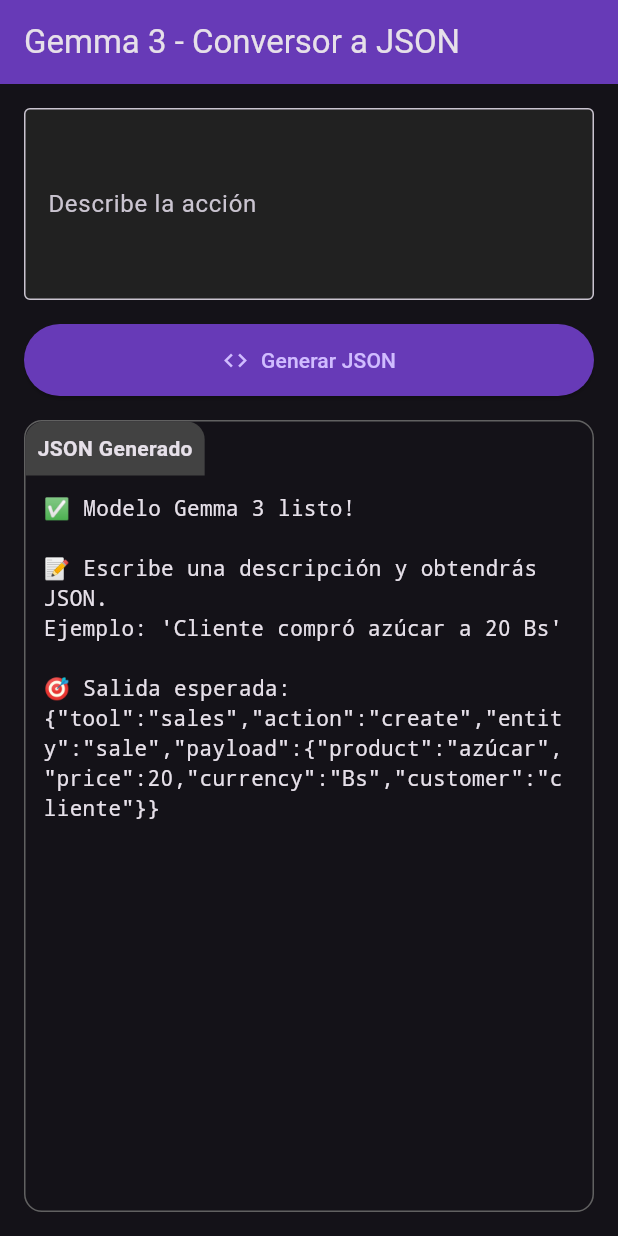
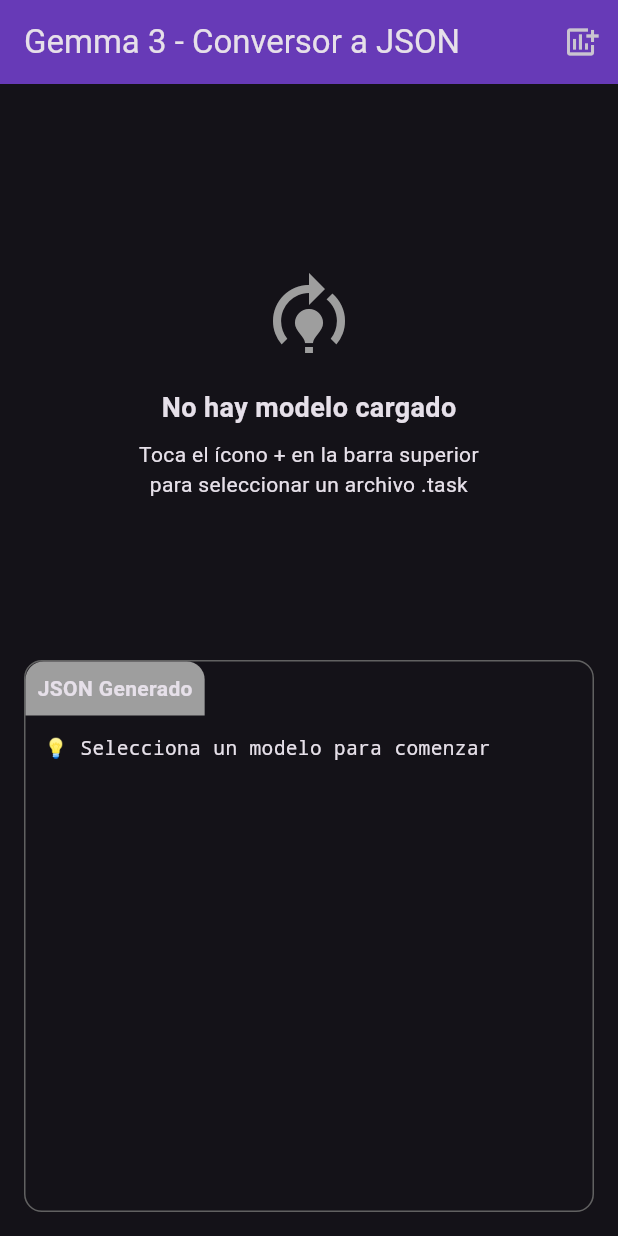
Before and after one commit to sebanovo/erp-system, a Flutter app: the screen it shows after launch, on a phone screen of 412 x 824 dp. Run offline on Flutter 3.47's test engine with Material 3 defaults, Android fonts, the phone set to English and light mode, and no system bars; our stand-ins replace file_picker, permission_handler; missing offline and left inert: flutter_gemma.

Commit message:
load model to file

````diff
--- a/lib/main.dart
+++ b/lib/main.dart
@@ -1,5 +1,8 @@
+import 'dart:io';
 import 'package:flutter/material.dart';
 import 'package:flutter_gemma/flutter_gemma.dart';
+import 'package:permission_handler/permission_handler.dart';
+import 'package:file_picker/file_picker.dart';
 
 void main() async {
   WidgetsFlutterBinding.ensureInitialized();
@@ -32,87 +35,187 @@ class _GemmaPageState extends State<GemmaPage> {
   String _response = "";
   bool _isModelReady = false;
   bool _isGenerating = false;
+  bool _isModelSelected = false;
+  bool _isInstalling = false;
+  bool _isCreatingModel = false;
   InferenceModel? _model;
   InferenceChat? _chat;
   String _statusMessage = "";
-
-  static const String _modelFileName =
-      "Gemma3-1B-IT_multi-prefill-seq_q4_ekv2048.task";
+  String? _selectedModelPath;
+  String _selectedModelName = "";
+  double _selectedModelSizeMB = 0;
+  String _backendUsed = "";
 
   @override
   void initState() {
     super.initState();
-    _loadModelFromAssets();
+    _checkPermissions();
+  }
+
+  Future<void> _checkPermissions() async {
+    if (await Permission.storage.shouldShowRequestRationale) {
+      await Permission.storage.request();
+    }
   }
 
   // ============================================================
-  // FORZAR INSTALACIÓN DEL MODELO (siempre reinstala)
+  // SELECCIONAR MODELO CON FILE PICKER
   // ============================================================
-  Future<void> _loadModelFromAssets() async {
+  Future<void> _selectModelFile() async {
+    try {
       setState(() {
-      _statusMessage = "Instalando/Verificando modelo...";
+        _statusMessage = "Abrir selector de archivos...";
         _response = _statusMessage;
       });
 
-    try {
-      // 🔥 OPCIÓN 1: Forzar reinstalación (borra y reinstala)
-      // Es más lento pero garantiza que funcione
+      final result = await FilePicker.pickFiles(
+        type: FileType.custom,
+        allowedExtensions: ['task'],
+        allowMultiple: false,
+      );
+
+      if (result != null && result.files.single.path != null) {
+        _selectedModelPath = result.files.single.path!;
+        _selectedModelName = result.files.single.name;
+        final fileSizeBytes = await File(_selectedModelPath!).length();
+        _selectedModelSizeMB = fileSizeBytes / (1024 * 1024);
+
         setState(() {
+          _isModelSelected = true;
+          _isInstalling = true;
           _statusMessage =
-            "Reinstalando modelo (esto garantiza funcionamiento)...";
+              "Instalando modelo (esto puede tomar varios minutos)...";
+          _response =
+              "📁 $_selectedModelName\n📏 ${_selectedModelSizeMB.toStringAsFixed(2)} MB\n\n🔄 $_statusMessage";
+        });
+
+        await _loadModelFromFile();
+      } else {
+        setState(() {
+          _statusMessage = "No se seleccionó ningún archivo.";
           _response = _statusMessage;
         });
-
-      // Forzar reinstalación - elimina el anterior si existe y lo reinstala
-      await FlutterGemma.installModel(
-        modelType: ModelType.gemmaIt,
-      ).fromAsset('assets/models/$_modelFileName').install();
-
-      print("✅ Modelo instalado/reinstalado correctamente");
+      }
+    } catch (e) {
       setState(() {
-        _statusMessage = "Modelo instalado correctamente.";
-      });
-
-      // Esperar un momento para que el sistema registre el modelo
-      await Future.delayed(const Duration(milliseconds: 500));
-
-      // 🔥 OPCIÓN 2: Usar createModel en lugar de getActiveModel
-      await _createModelDirectly();
-    } catch (e) {
-      print("❌ Error: $e");
-      setState(() {
-        _response =
-            "❌ Error cargando modelo:\n$e\n\n"
-            "Verifica que:\n"
-            "1. El archivo está en: assets/models/$_modelFileName\n"
-            "2. pubspec.yaml tiene: assets:\n  - assets/models/\n"
-            "3. El archivo .task no está corrupto\n"
-            "4. Hiciste 'flutter clean' y 'flutter pub get'";
-        _isModelReady = false;
-        _statusMessage = "";
+        _response = "❌ Error al seleccionar archivo:\n$e";
+        _isInstalling = false;
       });
     }
   }
 
   // ============================================================
-  // CREAR MODELO DIRECTAMENTE (sin getActiveModel)
+  // CARGAR MODELO (INSTALACIÓN)
+  // ============================================================
+  Future<void> _loadModelFromFile() async {
+    if (_selectedModelPath == null) return;
+
+    try {
+      // 1. Verificar archivo
+      setState(() {
+        _statusMessage = "Paso 1/3: Verificando archivo...";
+        _response =
+            "📁 $_selectedModelName\n📏 ${_selectedModelSizeMB.toStringAsFixed(2)} MB\n\n🔄 $_statusMessage";
+      });
+      await Future.delayed(
+        const Duration(milliseconds: 500),
+      ); // para que se vea el cambio
+
+      final modelFile = File(_selectedModelPath!);
+      if (!await modelFile.exists())
+        throw Exception("El archivo ya no existe.");
+
+      // 2. Instalar modelo (solo si no está instalado)
+      final modelName = _selectedModelPath!.split('/').last;
+      final isInstalled = await FlutterGemma.isModelInstalled(modelName);
+
+      if (!isInstalled) {
+        setState(() {
+          _statusMessage =
+              "Paso 2/3: Instalando modelo (puede tardar 1-2 minutos)...";
+          _response =
+              "📁 $_selectedModelName\n📏 ${_selectedModelSizeMB.toStringAsFixed(2)} MB\n\n🔄 $_statusMessage";
+        });
+        await FlutterGemma.installModel(
+          modelType: ModelType.gemmaIt,
+        ).fromFile(_selectedModelPath!).install();
+      } else {
+        setState(() {
+          _statusMessage = "Paso 2/3: Modelo ya estaba en caché.";
+          _response =
+              "📁 $_selectedModelName\n📏 ${_selectedModelSizeMB.toStringAsFixed(2)} MB\n\n🔄 $_statusMessage";
+        });
+        await Future.delayed(const Duration(seconds: 1));
+      }
+
+      // 3. Pasar a creación del modelo
+      setState(() {
+        _isInstalling = false;
+        _isCreatingModel = true;
+        _statusMessage =
+            "Paso 3/3: Creando instancia del modelo (último paso, ~40 seg)...";
+        _response =
+            "📁 $_selectedModelName\n📏 ${_selectedModelSizeMB.toStringAsFixed(2)} MB\n\n✅ Modelo instalado\n\n🔄 $_statusMessage";
+      });
+
+      await _createModelDirectly();
+    } catch (e) {
+      setState(() {
+        _response = "❌ Error instalando modelo:\n$e";
+        _isModelSelected = false;
+        _isInstalling = false;
+        _isCreatingModel = false;
+      });
+    }
+  }
+
+  // ============================================================
+  // CREAR MODELO (CPU por defecto)
   // ============================================================
   Future<void> _createModelDirectly() async {
+    final plugin = FlutterGemmaPlugin.instance;
+
+    // Intentar CPU primero (más compatible)
+    try {
       setState(() {
-      _statusMessage = "Creando instancia del modelo...";
+        _statusMessage =
+            "Inicializando en CPU (esto puede tardar hasta 40 segundos)...";
+        _response =
+            "📁 $_selectedModelName\n📏 ${_selectedModelSizeMB.toStringAsFixed(2)} MB\n\n✅ Modelo instalado\n\n🔄 $_statusMessage";
       });
 
-    // Usar el plugin directamente para crear el modelo
-    final plugin = FlutterGemmaPlugin.instance;
+      _model = await plugin.createModel(
+        modelType: ModelType.gemmaIt,
+        preferredBackend: PreferredBackend.cpu,
+        maxTokens: 2048,
+      );
+      _backendUsed = "CPU";
+      await _finishChatCreation();
+    } catch (e) {
+      // Fallback a GPU si CPU falla
+      setState(() {
+        _statusMessage = "CPU falló, intentando con GPU...";
+        _response = "⚠️ Error en CPU: $e\n\n🔄 $_statusMessage";
+      });
       try {
         _model = await plugin.createModel(
           modelType: ModelType.gemmaIt,
           preferredBackend: PreferredBackend.gpu,
           maxTokens: 2048,
         );
+        _backendUsed = "GPU";
+        await _finishChatCreation();
+      } catch (e2) {
+        setState(() {
+          _response = "❌ No se pudo crear el modelo:\nCPU: $e\nGPU: $e2";
+          _isModelSelected = false;
+          _isCreatingModel = false;
+        });
+      }
+    }
+  }
 
-      print("✅ Modelo creado exitosamente");
-
+  Future<void> _finishChatCreation() async {
     _chat = await _model!.createChat(
       systemInstruction:
           "Eres un asistente que convierte texto a JSON. "
@@ -120,80 +223,35 @@ class _GemmaPageState extends State<GemmaPage> {
           "NUNCA agregues texto adicional o explicaciones.",
     );
 
-      print("✅ Chat creado");
-
     if (mounted) {
       setState(() {
         _isModelReady = true;
+        _isCreatingModel = false;
         _response =
-              "✅ Modelo Gemma 3 listo!\n\n"
+            "✅ ¡MODELO LISTO! 🎉\n\n"
+            "📁 $_selectedModelName\n"
+            "📏 ${_selectedModelSizeMB.toStringAsFixed(2)} MB\n"
+            "⚙️ Backend: $_backendUsed\n\n"
             "📝 Escribe una descripción y obtendrás JSON.\n"
-              "Ejemplo: 'Cliente compró azúcar a 20 Bs'\n\n"
-              "🎯 Salida esperada:\n"
-              '{"tool":"sales","action":"create","entity":"sale","payload":{"product":"azúcar","price":20,"currency":"Bs","customer":"cliente"}}';
+            "Ejemplo: 'Cliente compró azúcar a 20 Bs'";
         _statusMessage = "";
       });
-      }
-    } catch (e) {
-      print("❌ Error al crear modelo: $e");
-      setState(() {
-        _response =
-            "❌ Error al crear el modelo: $e\n\n"
-            "Intentando con CPU...";
-        _statusMessage = "";
-      });
-
-      // Reintentar con CPU
-      try {
-        _model = await plugin.createModel(
-          modelType: ModelType.gemmaIt,
-          preferredBackend: PreferredBackend.cpu,
-          maxTokens: 2048,
-        );
-
-        _chat = await _model!.createChat(
-          systemInstruction:
-              "Eres un asistente que convierte texto a JSON. "
-              "Respondes SOLAMENTE con JSON válido.",
-        );
-
-        if (mounted) {
-          setState(() {
-            _isModelReady = true;
-            _response =
-                "✅ Modelo Gemma 3 listo (usando CPU)!\n\n"
-                "📝 Escribe una descripción y obtendrás JSON.";
-            _statusMessage = "";
-          });
-        }
-      } catch (e2) {
-        setState(() {
-          _response =
-              "❌ Error definitivo: $e2\n\n"
-              "Posibles soluciones:\n"
-              "1. El modelo .task podría ser incompatible\n"
-              "2. Prueba descargando el modelo desde la red\n"
-              "3. Verifica que el archivo no esté corrupto";
-          _isModelReady = false;
-        });
-      }
     }
   }
 
   // ============================================================
-  // GENERAR JSON (con prompt mejorado)
+  // GENERAR JSON (igual que antes)
   // ============================================================
   Future<void> _generateJSON() async {
     if (!_isModelReady || _isGenerating || _chat == null) return;
 
     setState(() {
       _isGenerating = true;
-      _response = "";
+      _response = "🤔 Generando respuesta...";
     });
 
     try {
       final userInput = _promptController.text.trim();
-
       if (userInput.isEmpty) {
         setState(() {
           _response = "⚠️ Por favor, ingresa una descripción.";
@@ -246,57 +304,55 @@ OUTPUT:""";
         if (response is TextResponse) {
           fullResponse += response.token;
           if (mounted) {
-            String cleanResponse = _sanitizeJSON(fullResponse);
             setState(() {
-              _response = cleanResponse;
+              _response = _sanitizeJSON(fullResponse);
             });
           }
         }
       }).asFuture();
 
-      // Recriar chat para próxima consulta
       _chat = await _model!.createChat(
         systemInstruction:
             "Eres un asistente que convierte texto a JSON. Respondes SOLAMENTE con JSON válido.",
       );
     } catch (e) {
-      if (mounted) {
-        setState(() {
-          _response = "❌ Error: $e";
-        });
-      }
+      setState(() => _response = "❌ Error: $e");
     } finally {
-      if (mounted) {
-        setState(() {
-          _isGenerating = false;
-        });
-      }
+      setState(() => _isGenerating = false);
     }
   }
 
-  // ============================================================
-  // LIMPIAR JSON
-  // ============================================================
   String _sanitizeJSON(String raw) {
     String clean = raw.trim();
-
-    if (clean.startsWith('```json')) {
+    if (clean.startsWith('```json'))
       clean = clean.substring(7);
-    } else if (clean.startsWith('```')) {
+    else if (clean.startsWith('```'))
       clean = clean.substring(3);
-    }
-    if (clean.endsWith('```')) {
-      clean = clean.substring(0, clean.length - 3);
-    }
+    if (clean.endsWith('```')) clean = clean.substring(0, clean.length - 3);
     clean = clean.trim();
-
     final start = clean.indexOf('{');
     final end = clean.lastIndexOf('}');
-    if (start != -1 && end != -1 && end > start) {
+    if (start != -1 && end != -1 && end > start)
       clean = clean.substring(start, end + 1);
+    return clean;
   }
 
-    return clean;
+  Future<void> _resetModel() async {
+    _chat?.close();
+    _model?.close();
+    setState(() {
+      _isModelReady = false;
+      _isModelSelected = false;
+      _isInstalling = false;
+      _isCreatingModel = false;
+      _selectedModelPath = null;
+      _selectedModelName = "";
+      _selectedModelSizeMB = 0;
+      _backendUsed = "";
+      _response = "";
+      _statusMessage = "";
+    });
+    await _selectModelFile();
   }
 
   @override
@@ -313,32 +369,112 @@ OUTPUT:""";
       appBar: AppBar(
         title: const Text('Gemma 3 - Conversor a JSON'),
         backgroundColor: Colors.deepPurple,
+        actions: [
+          IconButton(
+            icon: const Icon(Icons.add_chart),
+            onPressed: _isGenerating ? null : _resetModel,
+            tooltip: "Cargar otro modelo",
+          ),
+          if (_isModelReady)
+            Padding(
+              padding: const EdgeInsets.only(right: 12),
+              child: Chip(
+                label: Text(_backendUsed),
+                backgroundColor: Colors.green.shade800,
+                labelStyle: const TextStyle(fontSize: 11),
+              ),
+            ),
+        ],
       ),
       body: Padding(
         padding: const EdgeInsets.all(16.0),
         child: Column(
           children: [
-            if (_statusMessage.isNotEmpty)
-              Container(
-                padding: const EdgeInsets.all(8),
+            // Tarjeta de información del modelo (si está seleccionado)
+            if (_isModelSelected && _selectedModelName.isNotEmpty)
+              Card(
+                color: Colors.deepPurple.shade900,
                 margin: const EdgeInsets.only(bottom: 16),
-                decoration: BoxDecoration(
-                  color: Colors.blue.shade900,
-                  borderRadius: BorderRadius.circular(8),
+                child: Padding(
+                  padding: const EdgeInsets.all(12),
+                  child: Column(
+                    crossAxisAlignment: CrossAxisAlignment.start,
+                    children: [
+                      Row(
+                        children: [
+                          const Icon(Icons.model_training, size: 20),
+                          const SizedBox(width: 8),
+                          Expanded(
+                            child: Text(
+                              _selectedModelName,
+                              style: const TextStyle(
+                                fontWeight: FontWeight.bold,
                               ),
-                child: Row(
+                              overflow: TextOverflow.ellipsis,
+                            ),
+                          ),
+                        ],
+                      ),
+                      const SizedBox(height: 4),
+                      Text(
+                        "Tamaño: ${_selectedModelSizeMB.toStringAsFixed(2)} MB",
+                      ),
+                      if (_isInstalling || _isCreatingModel)
+                        Padding(
+                          padding: const EdgeInsets.only(top: 12),
+                          child: Column(
                             children: [
-                    const SizedBox(
-                      width: 20,
-                      height: 20,
-                      child: CircularProgressIndicator(strokeWidth: 2),
+                              LinearProgressIndicator(
+                                backgroundColor: Colors.grey.shade800,
+                                valueColor: const AlwaysStoppedAnimation(
+                                  Colors.deepPurple,
                                 ),
-                    const SizedBox(width: 12),
-                    Expanded(child: Text(_statusMessage)),
+                              ),
+                              const SizedBox(height: 8),
+                              Text(
+                                _statusMessage,
+                                style: const TextStyle(fontSize: 12),
+                              ),
                             ],
                           ),
                         ),
+                    ],
+                  ),
+                ),
+              ),
 
+            // Si el modelo NO está listo, mostrar mensaje de bienvenida
+            if (!_isModelReady && !_isModelSelected)
+              Expanded(
+                child: Center(
+                  child: Column(
+                    mainAxisAlignment: MainAxisAlignment.center,
+                    children: [
+                      const Icon(
+                        Icons.model_training,
+                        size: 64,
+                        color: Colors.grey,
+                      ),
+                      const SizedBox(height: 16),
+                      const Text(
+                        "No hay modelo cargado",
+                        style: TextStyle(
+                          fontSize: 18,
+                          fontWeight: FontWeight.bold,
+                        ),
+                      ),
+                      const SizedBox(height: 8),
+                      const Text(
+                        "Toca el ícono + en la barra superior\npara seleccionar un archivo .task",
+                        textAlign: TextAlign.center,
+                      ),
+                    ],
+                  ),
+                ),
+              ),
+
+            // Campos de entrada y botón solo si modelo listo
+            if (_isModelReady) ...[
               TextField(
                 controller: _promptController,
                 maxLines: 4,
@@ -346,19 +482,16 @@ OUTPUT:""";
                   border: const OutlineInputBorder(),
                   labelText: "Describe la acción",
                   hintText: "Ej: Cliente compró azúcar a 20 Bs",
-                enabled: _isModelReady && !_isGenerating,
+                  enabled: !_isGenerating,
                   filled: true,
                   fillColor: Colors.grey.shade900,
                 ),
               ),
               const SizedBox(height: 16),
-
               SizedBox(
                 width: double.infinity,
                 child: ElevatedButton.icon(
-                onPressed: (_isModelReady && !_isGenerating)
-                    ? _generateJSON
-                    : null,
+                  onPressed: _isGenerating ? null : _generateJSON,
                   icon: _isGenerating
                       ? const SizedBox(
                           width: 20,
@@ -374,7 +507,9 @@ OUTPUT:""";
                 ),
               ),
               const SizedBox(height: 16),
+            ],
 
+            // Área de resultados JSON
             Expanded(
               child: Container(
                 width: double.infinity,
@@ -387,9 +522,9 @@ OUTPUT:""";
                   children: [
                     Container(
                       padding: const EdgeInsets.all(8),
-                      decoration: BoxDecoration(
-                        color: Colors.grey.shade800,
-                        borderRadius: const BorderRadius.only(
+                      decoration: const BoxDecoration(
+                        color: Colors.grey,
+                        borderRadius: BorderRadius.only(
                           topLeft: Radius.circular(12),
                           topRight: Radius.circular(12),
                         ),
@@ -404,11 +539,13 @@ OUTPUT:""";
                         padding: const EdgeInsets.all(12),
                         child: SelectableText(
                           _response.isEmpty
-                              ? "💡 El JSON aparecerá aquí..."
+                              ? (_isModelReady
+                                    ? "💡 Escribe algo y presiona 'Generar JSON'"
+                                    : "💡 Selecciona un modelo para comenzar")
                               : _response,
                           style: const TextStyle(
                             fontFamily: 'monospace',
-                            fontSize: 14,
+                            fontSize: 13,
                           ),
                         ),
                       ),
````
Also changed, not shown: pubspec.yaml (+11 -3 lines), pubspec.lock, 4 other files. Lines whose indentation alone changed are shown as unchanged.
